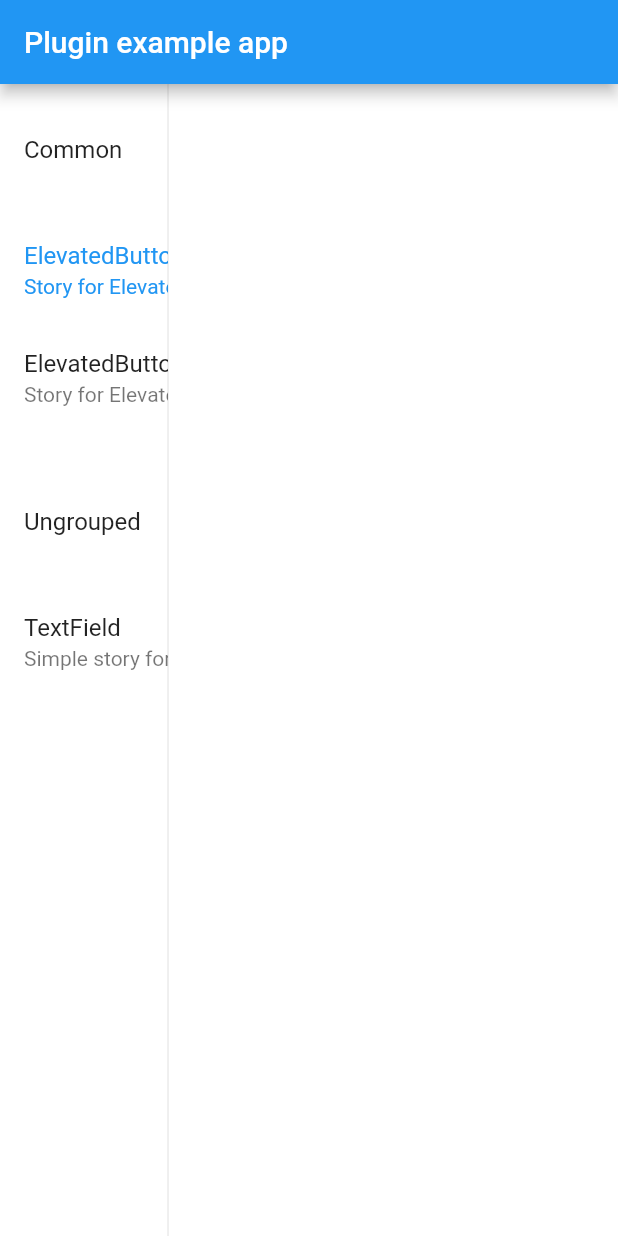
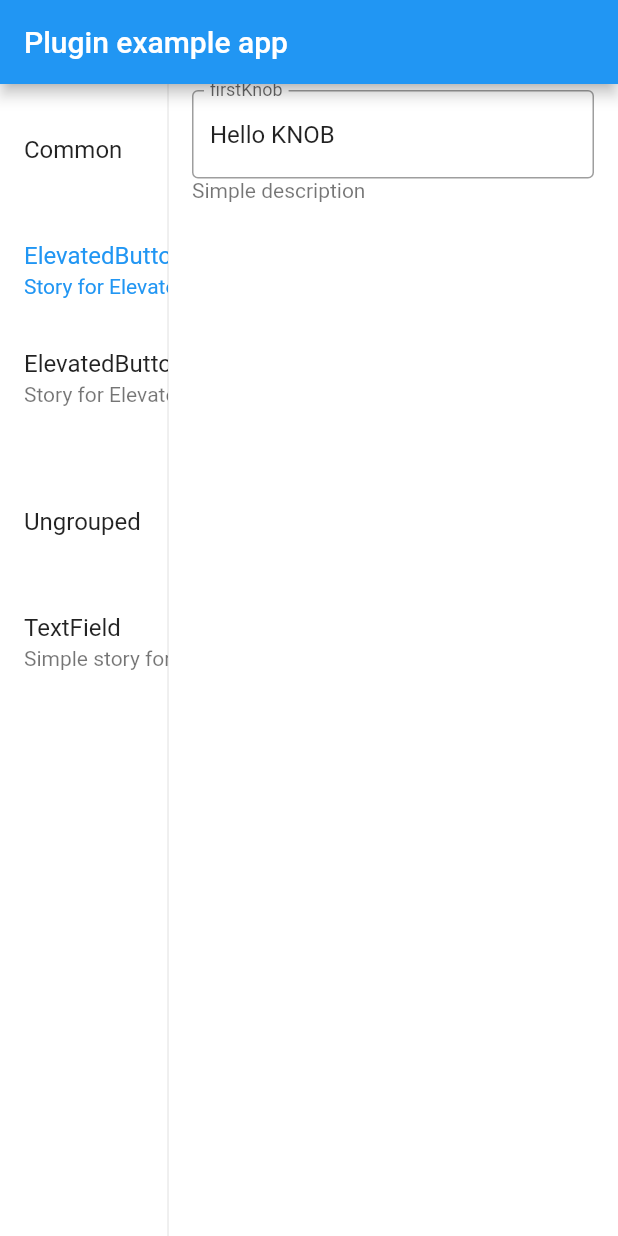
Before and after one commit to alex-melnyk/advanced_storybook, a Flutter app: the screen it shows after launch, after a tap on "ElevatedButton 1", on a phone screen of 412 x 824 dp. Run offline on Flutter 3.47's test engine with Material 2 defaults, Android fonts, the phone set to English and light mode, and no system bars; missing offline and left inert: dart:html.

Commit message:
Update text value.

```diff
--- a/example/lib/main.dart
+++ b/example/lib/main.dart
@@ -33,9 +33,11 @@ class _MyAppState extends State<MyApp> {
               builder: (context) {
                 return ElevatedButton(
                   onPressed: () {},
-                  child: const Text(
-                    'ElevatedButton 1',
-                  ),
+                  child: Text(context.string(
+                    key: 'firstKnob',
+                    description: 'Simple description',
+                    value: 'Hello KNOB',
+                  )),
                 );
               },
             ),
--- a/lib/advanced_storybook.dart
+++ b/lib/advanced_storybook.dart
@@ -4,6 +4,7 @@ import 'package:flutter/material.dart';
 import 'package:flutter/widgets.dart';
 
 export 'package:advanced_storybook/models/models.dart';
+export 'package:advanced_storybook/widgets/widgets.dart';
 
 class AdvancedStorybook extends StatefulWidget {
   const AdvancedStorybook({
@@ -18,53 +19,57 @@ class AdvancedStorybook extends StatefulWidget {
 }
 
 class _AdvancedStorybookState extends State<AdvancedStorybook> {
-  final _selectedStory = ValueNotifier<Story?>(null);
+  final _currentStory = ValueNotifier<Story?>(null);
 
   @override
   Widget build(BuildContext context) {
+    return KnobsProvider(
+      child: ValueListenableBuilder<Story?>(
+        valueListenable: _currentStory,
+        builder: (context, selectedStory, child) {
           return Stack(
             children: [
-        Expanded(
-          child: ValueListenableBuilder<Story?>(
-            valueListenable: _selectedStory,
-            builder: (_, value, __) {
-              if (value is Story) {
-                return Center(
+              if (selectedStory is Story)
+                Center(
+                  child: StoryProvider(
+                    story: selectedStory,
                     child: Builder(
-                    builder: value.builder,
+                      builder: selectedStory.builder,
                     ),
-                );
-              }
-
-              return const Placeholder(
+                  ),
+                )
+              else
+                const Placeholder(
                   fallbackWidth: 100,
                   fallbackHeight: 100,
-              );
-            },
-          ),
                 ),
               Align(
                 alignment: Alignment.centerLeft,
                 child: StoriesPannel(
                   stories: widget.stories,
-            controller: _selectedStory,
+                  controller: _currentStory,
                 ),
               ),
               ValueListenableBuilder<Story?>(
-          valueListenable: _selectedStory,
+                valueListenable: _currentStory,
                 builder: (_, value, __) {
                   return AnimatedAlign(
                     alignment: value == null
                         ? const Alignment(2.0, 0.0)
                         : Alignment.centerRight,
                     duration: const Duration(milliseconds: 200),
-              child: EditingPannel(
-                controller: _selectedStory,
-              ),
+                    child: value != null
+                        ? EditingPannel(
+                            story: value,
+                          )
+                        : const SizedBox(),
                   );
                 },
               ),
             ],
           );
+        },
+      ),
+    );
   }
 }
--- /dev/null
+++ b/lib/models/knob.dart
@@ -0,0 +1,49 @@
+import 'package:advanced_storybook/widgets/widgets.dart';
+import 'package:flutter/widgets.dart';
+
+extension Knob on BuildContext {
+  String string({
+    required String key,
+    String? description,
+    required String value,
+  }) {
+    final currentStory = StoryProvider.of(this).story;
+    final knobsProvider = KnobsProvider.of(this);
+
+    final storyKey = currentStory.path;
+    final knobs = knobsProvider.knobs;
+
+    if (knobs.containsKey(storyKey)) {
+      final values = knobs[storyKey]!;
+
+      if (!values.containsKey(key)) {
+        values[key] = KnobValue(
+          key: key,
+          description: description,
+          value: value,
+        );
+      }
+    } else {
+      knobs[storyKey] = {
+        key: KnobValue(
+          key: key,
+          description: description,
+          value: value,
+        ),
+      };
+    }
+
+    return knobs[storyKey]![key]!.value;
+  }
+}
+
+class KnobValue extends ValueNotifier<String> {
+  final String key;
+  final String? description;
+
+  KnobValue({
+    required this.key,
+    this.description,
+    required String value,
+  }) : super(value);
+}
--- a/lib/models/models.dart
+++ b/lib/models/models.dart
@@ -1 +1,2 @@
+export 'knob.dart';
 export 'story.dart';
--- a/lib/widgets/editing_panel.dart
+++ b/lib/widgets/editing_panel.dart
@@ -1,17 +1,25 @@
 import 'package:advanced_storybook/models/models.dart';
+import 'package:advanced_storybook/widgets/widgets.dart';
 import 'package:flutter/material.dart';
 
-class EditingPannel extends StatelessWidget {
+class EditingPannel extends StatefulWidget {
   const EditingPannel({
     Key? key,
-    required this.controller,
+    required this.story,
   }) : super(key: key);
 
-  final ValueNotifier<Story?> controller;
+  final Story story;
 
+  @override
+  State<EditingPannel> createState() => _EditingPannelState();
+}
+
+class _EditingPannelState extends State<EditingPannel> {
   @override
   Widget build(BuildContext context) {
     final theme = Theme.of(context);
+    final knobsProvider = KnobsProvider.of(context);
+    final props = knobsProvider.knobsValuesFor(widget.story.path);
 
     return Container(
       width: 300,
@@ -22,6 +30,35 @@ class EditingPannel extends StatelessWidget {
           left: Divider.createBorderSide(context),
         ),
       ),
+      child: SingleChildScrollView(
+        child: Column(
+          children: List.generate(props.entries.length, (index) {
+            final knobValue = props.values.elementAt(index);
+
+            return ListTile(
+              title: ValueListenableBuilder<String>(
+                valueListenable: knobValue,
+                builder: (_, value, __) {
+                  return TextFormField(
+                    decoration: InputDecoration(
+                      isDense: false,
+                      labelText: knobValue.key,
+                      border: const OutlineInputBorder(),
+                    ),
+                    initialValue: value,
+                    onChanged: (text) {
+                      knobValue.value = text;
+                    },
+                  );
+                },
+              ),
+              subtitle: knobValue.description != null
+                  ? Text(knobValue.description!)
+                  : null,
+            );
+          }),
+        ),
+      ),
     );
   }
 }
--- /dev/null
+++ b/lib/widgets/knobs_provider.dart
@@ -0,0 +1,27 @@
+import 'package:advanced_storybook/models/models.dart';
+import 'package:flutter/widgets.dart';
+
+class KnobsProvider extends InheritedWidget {
+  KnobsProvider({
+    Key? key,
+    required Widget child,
+  }) : super(key: key, child: child);
+
+  final knobs = <String, Map<String, KnobValue>>{};
+
+  static KnobsProvider of(BuildContext context) {
+    final KnobsProvider? result =
+        context.dependOnInheritedWidgetOfExactType<KnobsProvider>();
+    assert(result != null, 'No KnobsProvider found in context');
+    return result!;
+  }
+
+  Map<String, KnobValue> knobsValuesFor(String storyKey) {
+    return knobs[storyKey] ?? {};
+  }
+
+  @override
+  bool updateShouldNotify(KnobsProvider oldWidget) {
+    return knobs != oldWidget.knobs;
+  }
+}
--- a/lib/widgets/stories_panel.dart
+++ b/lib/widgets/stories_panel.dart
@@ -43,7 +43,7 @@ class StoriesPannel extends StatelessWidget {
                   return ExpansionPanel(
                     headerBuilder: (context, isExpanded) {
                       final sectionName =
-                      group.key.isEmpty ? 'Ungrouped' : group.key;
+                          group.key.isEmpty ? 'Ungrouped' : group.key;
 
                       return ListTile(
                         title: Text(sectionName),
--- /dev/null
+++ b/lib/widgets/story_provider.dart
@@ -0,0 +1,27 @@
+import 'package:advanced_storybook/models/models.dart';
+import 'package:flutter/widgets.dart';
+
+class StoryProvider extends InheritedWidget {
+  const StoryProvider({
+    Key? key,
+    required this.story,
+    required Widget child,
+  }) : super(
+          key: key,
+          child: child,
+        );
+
+  final Story story;
+
+  static StoryProvider of(BuildContext context) {
+    final StoryProvider? result =
+        context.dependOnInheritedWidgetOfExactType<StoryProvider>();
+    assert(result != null, 'No StoryProvider found in context');
+    return result!;
+  }
+
+  @override
+  bool updateShouldNotify(StoryProvider oldWidget) {
+    return true;
+  }
+}
--- a/lib/widgets/widgets.dart
+++ b/lib/widgets/widgets.dart
@@ -1,2 +1,4 @@
 export 'editing_panel.dart';
+export 'knobs_provider.dart';
 export 'stories_panel.dart';
+export 'story_provider.dart';
```
Also changed, not shown: 3 other files. Lines whose indentation alone changed are shown as unchanged.
